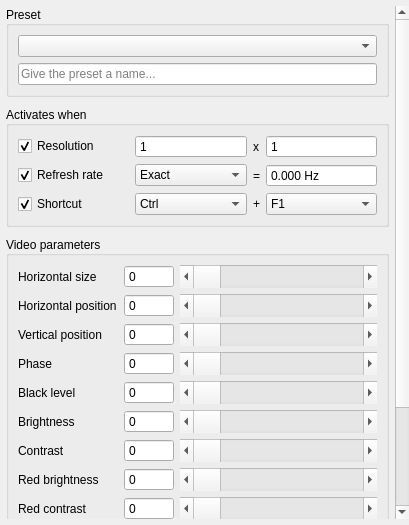
Before: the Qt Designer form src/display/qt/dialogs/ui/video_parameter_dialog.ui in mrehkopf/vcs, drawn with Qt 5.
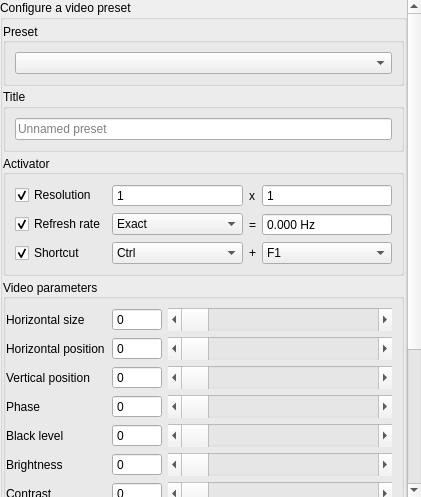
After: the same form once the commit is applied.

```diff
--- a/src/display/qt/dialogs/ui/video_parameter_dialog.ui
+++ b/src/display/qt/dialogs/ui/video_parameter_dialog.ui
@@ -6,28 +6,28 @@
    <rect>
     <x>0</x>
     <y>0</y>
-    <width>409</width>
-    <height>525</height>
+    <width>421</width>
+    <height>497</height>
    </rect>
   </property>
   <property name="windowTitle">
    <string>Dialog</string>
   </property>
-  <layout class="QVBoxLayout" name="verticalLayout">
+  <layout class="QVBoxLayout" name="verticalLayout_3">
    <property name="spacing">
     <number>0</number>
    </property>
    <property name="leftMargin">
-    <number>6</number>
+    <number>0</number>
    </property>
    <property name="topMargin">
-    <number>6</number>
+    <number>0</number>
    </property>
    <property name="rightMargin">
     <number>0</number>
    </property>
    <property name="bottomMargin">
-    <number>6</number>
+    <number>0</number>
    </property>
    <item>
     <widget class="QScrollArea" name="scrollArea">
@@ -41,14 +41,14 @@
       <property name="geometry">
        <rect>
         <x>0</x>
-        <y>0</y>
-        <width>389</width>
-        <height>711</height>
+        <y>-247</y>
+        <width>407</width>
+        <height>747</height>
        </rect>
       </property>
       <layout class="QVBoxLayout" name="verticalLayout_4">
        <property name="spacing">
-        <number>9</number>
+        <number>0</number>
        </property>
        <property name="leftMargin">
         <number>0</number>
@@ -57,7 +57,28 @@
         <number>0</number>
        </property>
        <property name="rightMargin">
-        <number>6</number>
+        <number>0</number>
+       </property>
+       <property name="bottomMargin">
+        <number>0</number>
+       </property>
+       <item>
+        <widget class="QGroupBox" name="groupBox">
+         <property name="title">
+          <string>Configure a video preset</string>
+         </property>
+         <layout class="QVBoxLayout" name="verticalLayout">
+          <property name="spacing">
+           <number>3</number>
+          </property>
+          <property name="leftMargin">
+           <number>0</number>
+          </property>
+          <property name="topMargin">
+           <number>3</number>
+          </property>
+          <property name="rightMargin">
+           <number>0</number>
        </property>
        <property name="bottomMargin">
         <number>0</number>
@@ -98,10 +119,19 @@
           <item>
            <widget class="QComboBox" name="comboBox_presetList"/>
           </item>
+            </layout>
+           </widget>
+          </item>
+          <item>
+           <widget class="QGroupBox" name="groupBox_presetName">
+            <property name="title">
+             <string>Title</string>
+            </property>
+            <layout class="QVBoxLayout" name="verticalLayout_5">
           <item>
            <widget class="QLineEdit" name="lineEdit_presetName">
             <property name="placeholderText">
-             <string>Give the preset a name...</string>
+                <string>Unnamed preset</string>
             </property>
            </widget>
           </item>
@@ -120,7 +150,7 @@
           </sizepolicy>
          </property>
          <property name="title">
-          <string>Activates when</string>
+             <string>Activator</string>
          </property>
          <property name="alignment">
           <set>Qt::AlignLeading|Qt::AlignLeft|Qt::AlignVCenter</set>
@@ -134,6 +164,12 @@
             <property name="enabled">
              <bool>true</bool>
             </property>
+               <property name="sizePolicy">
+                <sizepolicy hsizetype="Maximum" vsizetype="Fixed">
+                 <horstretch>0</horstretch>
+                 <verstretch>0</verstretch>
+                </sizepolicy>
+               </property>
             <property name="text">
              <string>Resolution</string>
             </property>
@@ -210,6 +246,12 @@
             <property name="enabled">
              <bool>true</bool>
             </property>
+               <property name="sizePolicy">
+                <sizepolicy hsizetype="Maximum" vsizetype="Fixed">
+                 <horstretch>0</horstretch>
+                 <verstretch>0</verstretch>
+                </sizepolicy>
+               </property>
             <property name="text">
              <string>Refresh rate</string>
             </property>
@@ -303,6 +345,12 @@
             <property name="enabled">
              <bool>true</bool>
             </property>
+               <property name="sizePolicy">
+                <sizepolicy hsizetype="Maximum" vsizetype="Fixed">
+                 <horstretch>0</horstretch>
+                 <verstretch>0</verstretch>
+                </sizepolicy>
+               </property>
             <property name="text">
              <string>Shortcut</string>
             </property>
@@ -446,7 +494,7 @@
          </property>
          <layout class="QGridLayout" name="gridLayout">
           <property name="leftMargin">
-           <number>9</number>
+              <number>0</number>
           </property>
           <property name="topMargin">
            <number>9</number>
@@ -1158,10 +1206,13 @@
          <property name="sizeHint" stdset="0">
           <size>
            <width>20</width>
-           <height>4000</height>
+              <height>999999</height>
           </size>
          </property>
         </spacer>
+          </item>
+         </layout>
+        </widget>
        </item>
       </layout>
      </widget>
```
Left out of the diff: 716 changed lines with no effect on the pictures. Lines whose indentation alone changed are shown as unchanged.
